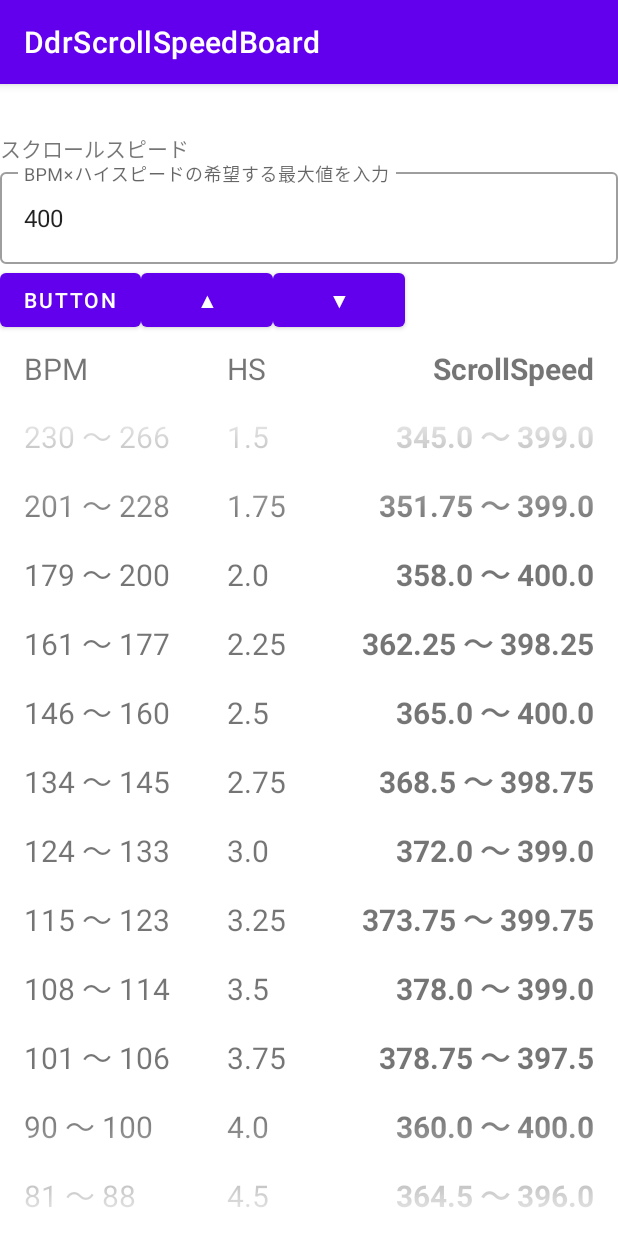
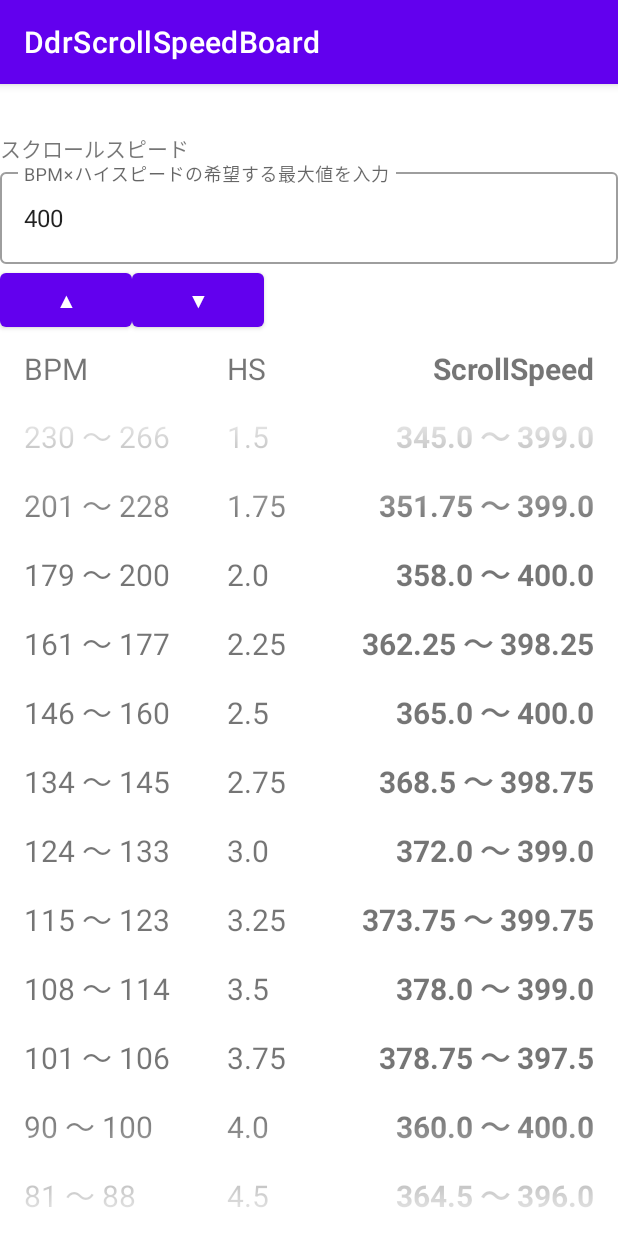
Before and after one commit to FIAS-CO/DdrScrollSpeedBoard, an Android app: the screen it shows after launch (MainActivity), on a phone screen of 412 x 824 dp. Run offline under Robolectric (Android 15) with nearby library versions, the phone set to English and light mode, and no system bars; our stand-ins replace data binding, navigation-ui.

Commit message:
更新ボタンが不要になったので削除

```diff
--- a/app/src/main/java/com/example/ddrscrollspeedboard/ScrollSpeedBoardFragment.kt
+++ b/app/src/main/java/com/example/ddrscrollspeedboard/ScrollSpeedBoardFragment.kt
@@ -65,13 +65,6 @@ class ScrollSpeedBoardFragment : Fragment() {
             // RecyclerView がスクロール可能な場合のぼかし幅を設定
             // できれば行の高さ基準にしたいが、 recyclerView から高さを取得しようとすると0になるので暫定
             recyclerView.setFadingEdgeLength(scrollSpeedLabelView.height * 3)
-        }
-
-        binding.button.setOnClickListener {
-            Log.d("ScrollSpeedBoardFragment", viewModel.scrollSpeed.value!!)
-            Log.d("ScrollSpeedBoardFragment", viewModel.resultRows()[0].toString())
-            scrollSpeedBoardAdapter.submitScrollSpeedBoard(viewModel.resultRows())
-            textEditView.clearFocus()
         }
 
         val incrementUpView = binding.incrementUp
--- a/app/src/main/res/layout/fragment_scroll_speed_board.xml
+++ b/app/src/main/res/layout/fragment_scroll_speed_board.xml
@@ -36,7 +36,7 @@
             android:hint="BPM×ハイスピードの希望する最大値を入力"
             app:errorIconDrawable="@drawable/ic_error"
             app:helperTextTextAppearance="@style/TextAppearance.MaterialComponents.Subtitle1"
-            app:layout_constraintBottom_toTopOf="@id/button"
+            app:layout_constraintBottom_toTopOf="@id/increment_up"
             app:layout_constraintEnd_toEndOf="parent"
             app:layout_constraintStart_toStartOf="parent"
             app:layout_constraintTop_toBottomOf="@id/scrollSpeedLabel">
@@ -51,15 +51,6 @@
 
         </com.google.android.material.textfield.TextInputLayout>
 
-        <Button
-            android:id="@+id/button"
-            android:layout_width="wrap_content"
-            android:layout_height="wrap_content"
-            android:layout_weight="1"
-            android:text="Button"
-            app:layout_constraintBottom_toTopOf="@id/table_header"
-            app:layout_constraintStart_toStartOf="parent"
-            app:layout_constraintTop_toBottomOf="@id/textField" />
 
         <Button
             android:id="@+id/increment_up"
@@ -69,7 +60,7 @@
             android:text="▲"
             app:layout_constraintBottom_toTopOf="@id/table_header"
             app:layout_constraintEnd_toStartOf="@id/increment_down"
-            app:layout_constraintStart_toEndOf="@id/button"
+            app:layout_constraintStart_toEndOf="@id/increment_up"
             app:layout_constraintTop_toBottomOf="@id/textField" />
 
         <Button
@@ -94,7 +85,7 @@
             app:layout_constraintBottom_toTopOf="@id/recycler_view"
             app:layout_constraintEnd_toEndOf="parent"
             app:layout_constraintStart_toStartOf="parent"
-            app:layout_constraintTop_toBottomOf="@id/button">
+            app:layout_constraintTop_toBottomOf="@id/increment_up">
 
             <TextView
                 android:id="@+id/bpm_label"
@@ -106,7 +97,7 @@
                 app:layout_constraintBottom_toTopOf="@id/recycler_view"
                 app:layout_constraintEnd_toStartOf="@id/high_speed_label"
                 app:layout_constraintStart_toStartOf="parent"
-                app:layout_constraintTop_toBottomOf="@id/button" />
+                app:layout_constraintTop_toBottomOf="@id/increment_up" />
 
             <TextView
                 android:id="@+id/high_speed_label"
@@ -118,7 +109,7 @@
                 app:layout_constraintBottom_toTopOf="@id/recycler_view"
                 app:layout_constraintEnd_toStartOf="@id/scroll_speed_label"
                 app:layout_constraintStart_toEndOf="@id/bpm_label"
-                app:layout_constraintTop_toBottomOf="@id/button" />
+                app:layout_constraintTop_toBottomOf="@id/increment_up" />
 
             <TextView
                 android:id="@+id/scroll_speed_label"
@@ -132,7 +123,7 @@
                 app:layout_constraintBottom_toTopOf="@id/recycler_view"
                 app:layout_constraintEnd_toEndOf="parent"
                 app:layout_constraintStart_toEndOf="@id/high_speed_label"
-                app:layout_constraintTop_toBottomOf="@id/button" />
+                app:layout_constraintTop_toBottomOf="@id/increment_up" />
 
         </LinearLayout>
 
```
